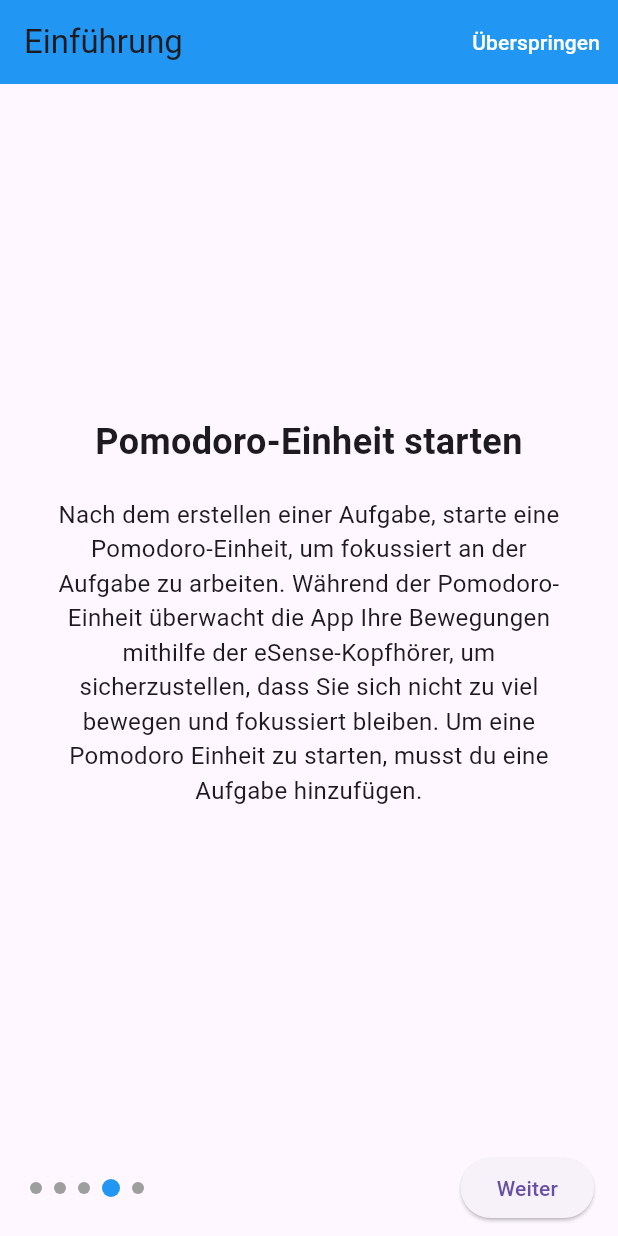
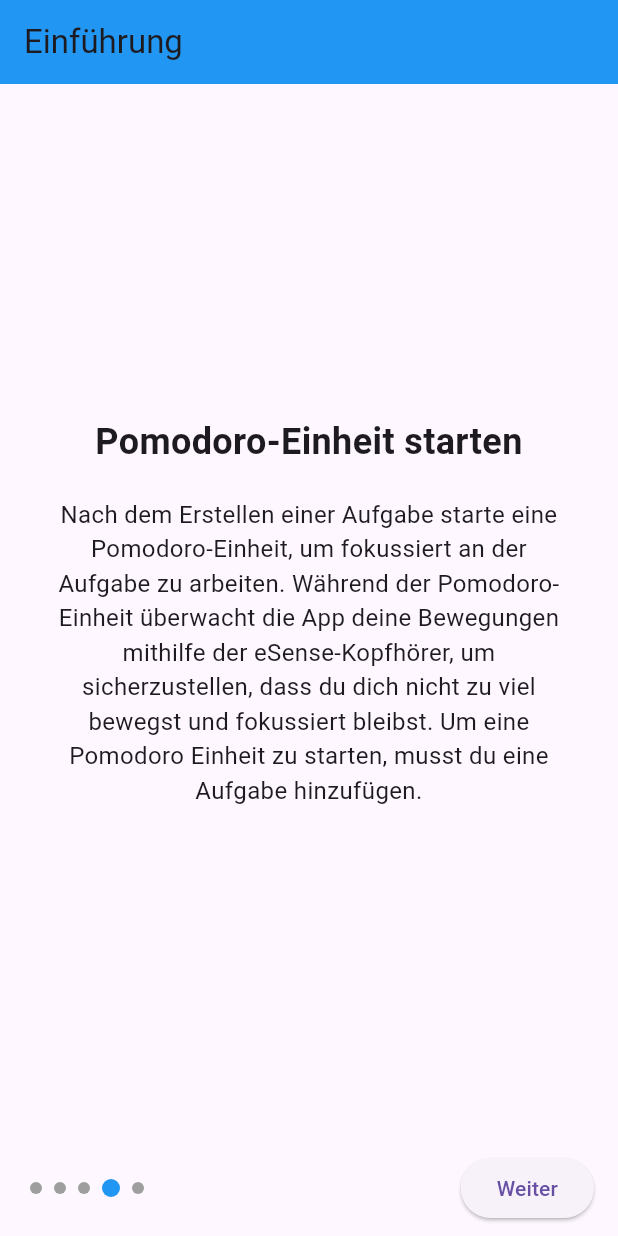
Before and after one commit to jakub-suliga/app, a Flutter app: the screen it shows after launch, swiped to page 4, on a phone screen of 412 x 824 dp. Run offline on Flutter 3.47's test engine with Material 3 defaults, Android fonts, the phone set to English and light mode, and no system bars; our stand-ins replace audioplayers, bloc, equatable, flutter_bloc, permission_handler, shared_preferences; missing offline and left inert: esense_flutter.

Commit message:
Integrate intro screen logic with shared preferences; update navigation to show bottom nav or intro based on user preference; localize 'Tasks' label in bottom nav.

```diff
--- a/lib/main.dart
+++ b/lib/main.dart
@@ -1,8 +1,10 @@
 // lib/main.dart
 
+import 'package:FocusBuddy/presentation/screens/bottom_nav_screen.dart';
 import 'package:FocusBuddy/service/eSenseService.dart';
 import 'package:flutter/material.dart';
 import 'package:flutter_bloc/flutter_bloc.dart';
+import 'package:shared_preferences/shared_preferences.dart';
 
 // Importiere die Cubits
 import 'core/app_router.dart';
@@ -16,46 +18,44 @@
 // Importiere IntroScreen
 import 'presentation/screens/intro_screen.dart';
 
-void main() {
+void main() async {
   WidgetsFlutterBinding.ensureInitialized();
-
-
-  // Initialisiere ESenseService
-  final eSenseService = ESenseService();
+  final prefs = await SharedPreferences.getInstance();
+  // Lese den gespeicherten Wert; standardmäßig false, damit der Intro-Screen angezeigt wird
+  final introShown = prefs.getBool('introShown') ?? false;
 
   runApp(
     MultiBlocProvider(
       providers: [
-        // BlocProvider für TasksCubit mit TasksRepository
         BlocProvider<TasksCubit>(
           create: (_) => TasksCubit()..loadTasks(),
         ),
-        // BlocProvider für ThemeCubit
         BlocProvider<ThemeCubit>(
           create: (_) => ThemeCubit(),
         ),
-        // BlocProvider für SettingsCubit mit ESenseService
         BlocProvider<SettingsCubit>(
-          create: (_) => SettingsCubit(eSenseService),
+          create: (_) => SettingsCubit(ESenseService()),
         ),
       ],
-      child: const FocusApp(),
+      child: FocusApp(showIntroScreen: !introShown), // Intro-Screen anzeigen, wenn introShown false ist
     ),
   );
 }
 
 class FocusApp extends StatelessWidget {
-  const FocusApp({super.key});
+  final bool showIntroScreen;
+
+  const FocusApp({super.key, required this.showIntroScreen});
 
   @override
   Widget build(BuildContext context) {
     return BlocBuilder<ThemeCubit, ThemeState>(
       builder: (context, themeState) {
         return MaterialApp(
-          navigatorKey: navigatorKey, // Setze den navigatorKey hier
+          navigatorKey: navigatorKey,
           title: 'Focus App',
           theme: themeState.themeData,
-          home: const IntroScreen(), // Setze IntroScreen als Start-Widget
+          home: showIntroScreen ? const IntroScreen() : const BottomNavScreen(),
           onGenerateRoute: AppRouter.onGenerateRoute,
         );
       },
--- a/lib/presentation/screens/bottom_nav_screen.dart
+++ b/lib/presentation/screens/bottom_nav_screen.dart
@@ -19,7 +19,7 @@
   final List<_NavItem> allItems = [
     _NavItem(label: 'Environment', icon: Icons.graphic_eq, widget: const EnvironmentScreen()),
     _NavItem(label: 'Pomodoro', icon: Icons.timer, widget: PomodoroScreen()),
-    _NavItem(label: 'Tasks', icon: Icons.check_box_outlined, widget: const TasksScreen()),
+    _NavItem(label: 'Aufgabenliste', icon: Icons.check_box_outlined, widget: const TasksScreen()),
     _NavItem(label: 'Settings', icon: Icons.settings, widget: const SettingsScreen()),
   ];
 
--- a/lib/presentation/screens/intro_screen.dart
+++ b/lib/presentation/screens/intro_screen.dart
@@ -1,8 +1,6 @@
-// lib/presentation/screens/intro_screen.dart
-
 import 'package:flutter/material.dart';
 import 'package:shared_preferences/shared_preferences.dart';
-import 'bottom_nav_screen.dart'; // Importieren Sie den Haupt-Screen
+import 'bottom_nav_screen.dart';
 
 class IntroScreen extends StatefulWidget {
   const IntroScreen({super.key});
@@ -14,6 +12,7 @@
 class _IntroScreenState extends State<IntroScreen> {
   final PageController _pageController = PageController();
   int _currentPage = 0;
+  bool _doNotShowAgain = false; // Checkbox-Status
 
   final List<IntroPageData> _pages = [
     IntroPageData(
@@ -24,43 +23,28 @@
     IntroPageData(
       title: 'eSense-Kopfhörer verbinden',
       description:
-          '1. Verbinde deine eSense-Kopfhörer zuerst über die Bluetooth-Einstellungen deines Handys. \n\n 2. Gehe dann in die App-Einstellungen und gib den Namen der eSense-Kopfhörer ein. Nur eSense-Kopfhörer funktionieren.',
+          '1. Verbinde deine eSense-Kopfhörer zuerst über die Bluetooth-Einstellungen deines Handys. \n\n 2. Gehe dann in die App-Einstellungen und gib den Namen der eSense-Kopfhörer ein. Du kannst nur eSense-Kopfhörer verwenden.',
     ),
     IntroPageData(
       title: 'Aufgaben erstellen',
       description:
-          'Erstelle eine Aufgabe. Dabei kannst du die Priorität, ein Enddatum und die benötigte Zeit für die Aufgabe angeben. Basierend auf diesen Informationen erkennt die App automatisch die beste Aufgabe für dich, die du meistern sollst.',
+          'Erstelle eine Aufgabe. Dabei kannst du die Priorität, ein Enddatum und die benötigte Zeit für die Aufgabe angeben. Basierend auf diesen Informationen erkennt die App automatisch die beste Aufgabe für dich, die du meistern kannst.',
     ),
     IntroPageData(
       title: 'Pomodoro-Einheit starten',
       description:
-          'Nach dem erstellen einer Aufgabe, starte eine Pomodoro-Einheit, um fokussiert an der Aufgabe zu arbeiten. Während der Pomodoro-Einheit überwacht die App Ihre Bewegungen mithilfe der eSense-Kopfhörer, um sicherzustellen, dass Sie sich nicht zu viel bewegen und fokussiert bleiben. Um eine Pomodoro Einheit zu starten, musst du eine Aufgabe hinzufügen.',
+          'Nach dem Erstellen einer Aufgabe starte eine Pomodoro-Einheit, um fokussiert an der Aufgabe zu arbeiten. Während der Pomodoro-Einheit überwacht die App deine Bewegungen mithilfe der eSense-Kopfhörer, um sicherzustellen, dass du dich nicht zu viel bewegst und fokussiert bleibst. Um eine Pomodoro Einheit zu starten, musst du eine Aufgabe hinzufügen.',
     ),
     IntroPageData(
       title: 'Feedback erhalten',
       description:
-          'In den Pausen überprüft die App deine Bewegung, um sicherzustellen, dass du dich ausreichend bewegst. Abhängig von den Bewegungen erhälst du entsprechendes Feedback: Während der Pomodoro-Einheit solltest du dich konzentrieren, und während der Pause solltest du dich mehr bewegen.',
+          'In den Pausen überprüft die App deine Bewegung, um sicherzustellen, dass du dich ausreichend bewegst. Abhängig von den Bewegungen erhälst du entsprechendes Feedback: Während der Pomodoro-Einheit solltest du dich konzentrieren, und während der Pause solltest du dich bewegen.',
     ),
   ];
 
-  @override
-  void initState() {
-    super.initState();
-    _checkIfIntroShown();
-  }
-
-  Future<void> _checkIfIntroShown() async {
+  Future<void> _setIntroShown() async {
     final prefs = await SharedPreferences.getInstance();
-    final introShown = prefs.getBool('introShown') ?? false;
-
-    if (introShown) {
-      _navigateToMain();
-    }
-  }
-
-  void _setIntroShown() async {
-    final prefs = await SharedPreferences.getInstance();
-    await prefs.setBool('introShown', true);
+    await prefs.setBool('introShown', _doNotShowAgain); // Speichere nur, wenn der Haken gesetzt wurde
   }
 
   void _navigateToMain() {
@@ -70,14 +54,8 @@
     );
   }
 
-  @override
-  void dispose() {
-    _pageController.dispose();
-    super.dispose();
-  }
-
   void _finishIntro() {
-    _setIntroShown();
+    _setIntroShown(); // Speichere den Haken-Status
     _navigateToMain();
   }
 
@@ -86,15 +64,6 @@
     return Scaffold(
       appBar: AppBar(
         title: const Text('Einführung'),
-        actions: [
-          TextButton(
-            onPressed: _finishIntro,
-            child: const Text(
-              'Überspringen',
-              style: TextStyle(color: Colors.white),
-            ),
-          ),
-        ],
       ),
       body: Column(
         children: [
@@ -113,14 +82,6 @@
                   child: Column(
                     mainAxisAlignment: MainAxisAlignment.center,
                     children: [
-                      // Anzeigen des Bildes, falls vorhanden
-                      if (_pages[index].imagePath != null)
-                        Image.asset(
-                          _pages[index].imagePath!,
-                          height: 200,
-                        ),
-                      if (_pages[index].imagePath != null)
-                        const SizedBox(height: 20),
                       Text(
                         _pages[index].title,
                         style: const TextStyle(
@@ -141,12 +102,26 @@
               },
             ),
           ),
+          if (_currentPage == _pages.length - 1)
+            Row(
+              mainAxisAlignment: MainAxisAlignment.center,
+              children: [
+                Checkbox(
+                  value: _doNotShowAgain,
+                  onChanged: (bool? value) {
+                    setState(() {
+                      _doNotShowAgain = value ?? false;
+                    });
+                  },
+                ),
+                const Text('Nicht mehr anzeigen'),
+              ],
+            ),
           Container(
             padding: const EdgeInsets.symmetric(horizontal: 16, vertical: 8),
             child: Row(
               mainAxisAlignment: MainAxisAlignment.spaceBetween,
               children: [
-                // Seitenindikatoren
                 Row(
                   children: List.generate(_pages.length, (index) {
                     return Container(
@@ -162,7 +137,6 @@
                     );
                   }),
                 ),
-                // Weiter- oder Fertig-Button
                 ElevatedButton(
                   onPressed: () {
                     if (_currentPage == _pages.length - 1) {
@@ -189,11 +163,9 @@
 class IntroPageData {
   final String title;
   final String description;
-  final String? imagePath;
 
   IntroPageData({
     required this.title,
     required this.description,
-    this.imagePath,
   });
 }
```
